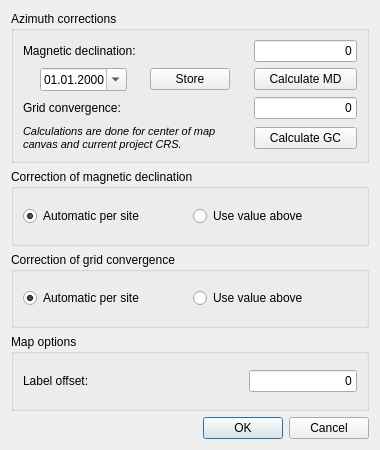
First picture: the form in ui/readsdb_options.ui, repository ondrolexa/readsdb, before the edit.
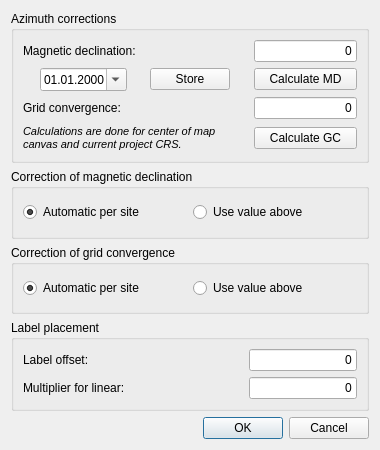
Second picture: the form after the edit.

Commit message: add liner multiplier option for linear features label offset

The edit to the form file:
```diff
--- a/ui/readsdb_options.ui
+++ b/ui/readsdb_options.ui
@@ -216,10 +216,29 @@
    <item>
     <widget class="QGroupBox" name="groupBox_3">
      <property name="title">
-      <string>Map options</string>
+      <string>Label placement</string>
      </property>
-     <layout class="QHBoxLayout" name="horizontalLayout_3">
-      <item>
+     <layout class="QGridLayout" name="gridLayout_2">
+      <item row="0" column="1">
+       <widget class="QLineEdit" name="offset">
+        <property name="sizePolicy">
+         <sizepolicy hsizetype="Fixed" vsizetype="Fixed">
+          <horstretch>0</horstretch>
+          <verstretch>0</verstretch>
+         </sizepolicy>
+        </property>
+        <property name="text">
+         <string>0</string>
+        </property>
+        <property name="alignment">
+         <set>Qt::AlignRight|Qt::AlignTrailing|Qt::AlignVCenter</set>
+        </property>
+        <property name="readOnly">
+         <bool>false</bool>
+        </property>
+       </widget>
+      </item>
+      <item row="0" column="0">
        <widget class="QLabel" name="labelOffset">
         <property name="enabled">
          <bool>true</bool>
@@ -232,8 +251,15 @@
         </property>
        </widget>
       </item>
-      <item>
-       <widget class="QLineEdit" name="offset">
+      <item row="1" column="0">
+       <widget class="QLabel" name="label_2">
+        <property name="text">
+         <string>Multiplier for linear:</string>
+        </property>
+       </widget>
+      </item>
+      <item row="1" column="1">
+       <widget class="QLineEdit" name="linmulti">
         <property name="sizePolicy">
          <sizepolicy hsizetype="Fixed" vsizetype="Fixed">
           <horstretch>0</horstretch>
@@ -246,9 +272,6 @@
         <property name="alignment">
          <set>Qt::AlignRight|Qt::AlignTrailing|Qt::AlignVCenter</set>
         </property>
-        <property name="readOnly">
-         <bool>false</bool>
-        </property>
        </widget>
       </item>
      </layout>
```
The commit also changes 2 other files.
